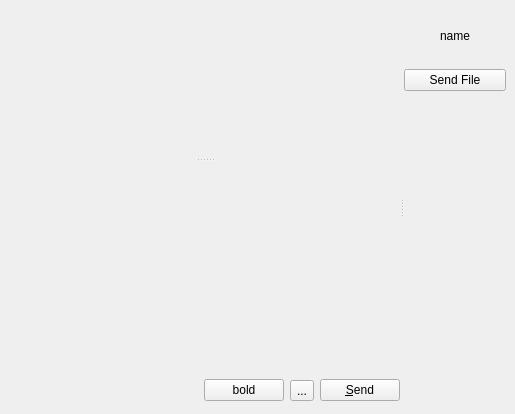
First picture: the form in widgets/chatwidget.ui, repository xmpp-graveyard/jabbim, before the edit.
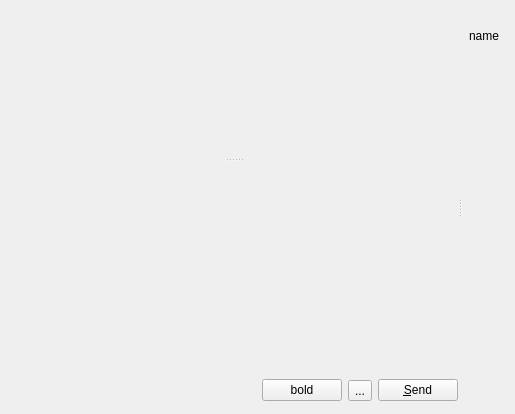
Second picture: the form after the edit. Icons and pictures are not drawn.

```diff
--- a/widgets/chatwidget.ui
+++ b/widgets/chatwidget.ui
@@ -39,7 +39,7 @@
         </size>
        </property>
       </widget>
-      <widget class="QWidget" name="" >
+      <widget class="QWidget" name="layoutWidget" >
        <layout class="QVBoxLayout" >
         <property name="margin" >
          <number>0</number>
@@ -180,11 +180,7 @@
         </widget>
        </item>
        <item>
-        <widget class="QPushButton" name="sendFile" >
-         <property name="text" >
-          <string>Send File</string>
-         </property>
-        </widget>
+        <widget class="QWidget" native="1" name="pluginWidget" />
        </item>
        <item>
         <spacer>
```
